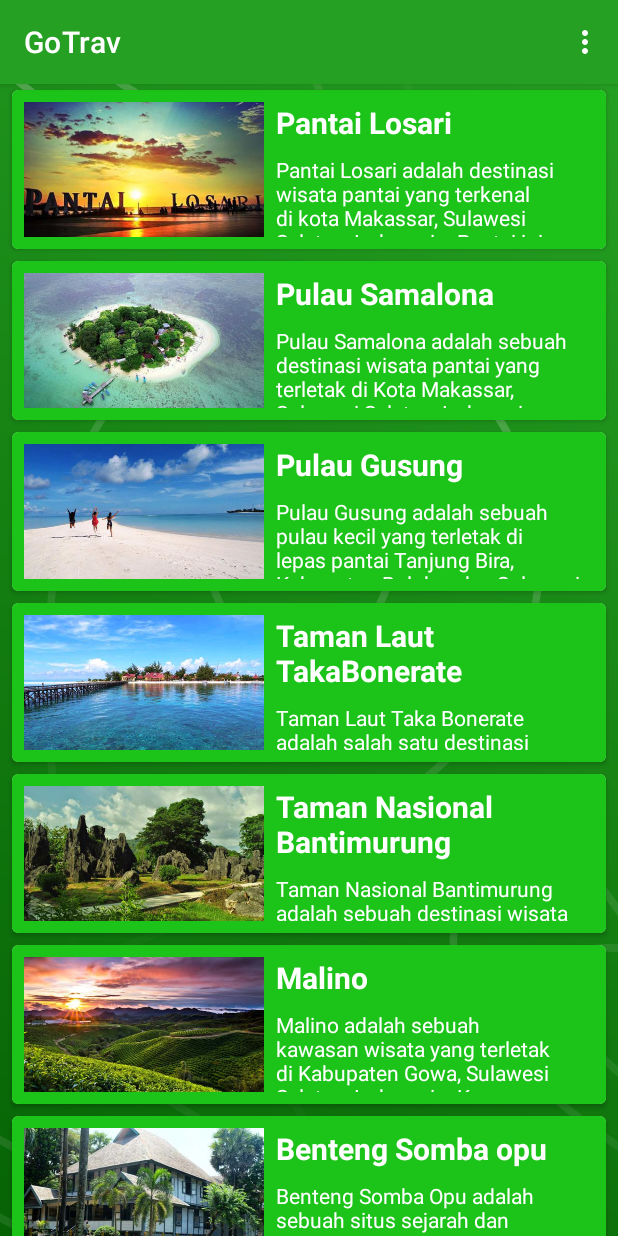
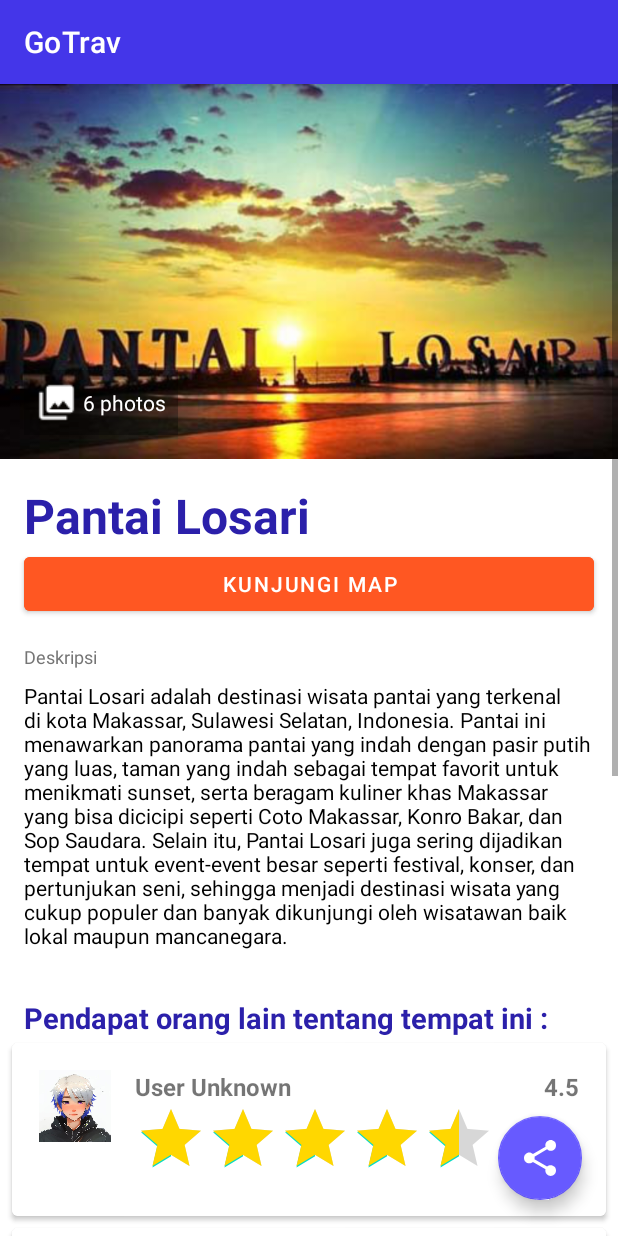
Before and after one commit to heireev/GoTrav, an Android app: the screen it shows after launch (HomeActivity before the commit, DetailActivity after it), after a tap on "Pantai Losari", on a phone screen of 412 x 824 dp. Run offline under Robolectric (Android 15) with nearby library versions, the phone set to English and light mode, and no system bars.

Commit message:
-Terapkan View Binding -Tambah Halaman Detail -Tambah Halaman About Me -Memperbaiki Intent With Object (Parcelize) -dll

```diff
--- /dev/null
+++ b/app/src/main/java/com/reev/gotrav/DetailActivity.kt
@@ -0,0 +1,73 @@
+package com.reev.gotrav
+
+import android.content.Intent
+import android.net.Uri
+import android.os.Build
+import androidx.appcompat.app.AppCompatActivity
+import android.os.Bundle
+import android.view.View
+import android.widget.ImageView
+import com.google.android.material.floatingactionbutton.FloatingActionButton
+import com.reev.gotrav.databinding.ActivityDetailBinding
+
+
+class DetailActivity : AppCompatActivity(), View.OnClickListener {
+
+
+    private lateinit var binding: ActivityDetailBinding
+
+    private var dataWisata: Wisata? = null
+    private var name: String? = null
+    private var desc: String? = null
+    private var address: String? = null
+//    private var photo: ImageView? = null
+
+    @Suppress("DEPRECATION")
+    override fun onCreate(savedInstanceState: Bundle?) {
+        super.onCreate(savedInstanceState)
+        binding = ActivityDetailBinding.inflate(layoutInflater)
+        setContentView(binding.root)
+
+        binding.btnMap.setOnClickListener(this)
+        binding.btnShare.setOnClickListener(this)
+
+        dataWisata = if (Build.VERSION.SDK_INT >= 33) {
+            intent.getParcelableExtra("key_wisata", Wisata::class.java)
+        } else {
+            @Suppress("DEPRECATION")
+            intent.getParcelableExtra("key_wisata")
+        }
+
+        name = dataWisata?.name ?: "Data Unknown"
+        desc = dataWisata?.description ?: "Data Unknown"
+        address = dataWisata?.address ?: "Data Unknown"
+//        photo = dataWisata?.photo ?: "Data Unknown"
+
+        binding.namaWisata.text = name
+        binding.descWisata.text = desc
+//        binding.photoWisata.setImageResource(photo)
+    }
+
+    override fun onClick(v: View) {
+        when(v.id) {
+            R.id.btn_map -> {
+                //buat implisit intent ke GMap
+
+                val intent = Intent(Intent.ACTION_VIEW, Uri.parse(address))
+                startActivity(intent)
+            }
+            R.id.btn_share -> {
+                //Buat implisit intent untuk share link
+                val shareButton = findViewById<FloatingActionButton>(R.id.btn_share)
+                shareButton.setOnClickListener {
+                    val intent = Intent(Intent.ACTION_SEND)
+                    val send = "$name\n\nDeskripsi:\n$desc\n\nLihat Map:\n$address"
+                    intent.type = "text/plain"
+                    intent.putExtra(Intent.EXTRA_SUBJECT, name)
+                    intent.putExtra(Intent.EXTRA_TEXT, send)
+                    startActivity(Intent.createChooser(intent, "Bagikan Cerita"))
+                }
+            }
+        }
+    }
+}
--- a/app/src/main/java/com/reev/gotrav/HomeActivity.kt
+++ b/app/src/main/java/com/reev/gotrav/HomeActivity.kt
@@ -1,8 +1,10 @@
 package com.reev.gotrav
 
+import android.content.Intent
 import androidx.appcompat.app.AppCompatActivity
 import android.os.Bundle
 import android.view.Menu
+import android.view.MenuItem
 import android.widget.Toast
 import androidx.recyclerview.widget.LinearLayoutManager
 import androidx.recyclerview.widget.RecyclerView
@@ -29,13 +31,24 @@ class HomeActivity : AppCompatActivity() {
         return super.onCreateOptionsMenu(menu)
     }
 
+    override fun onOptionsItemSelected(item: MenuItem): Boolean {
+        when (item.itemId) {
+            R.id.about_me -> {
+                val moveIntent = Intent(this@HomeActivity, AboutMeActivity::class.java)
+                startActivity(moveIntent)
+            }
+        }
+        return super.onOptionsItemSelected(item)
+    }
+
     private fun getListWisata(): ArrayList<Wisata> {
         val dataName = resources.getStringArray(R.array.data_name)
         val dataDescription = resources.getStringArray(R.array.data_description)
         val dataPhoto = resources.obtainTypedArray(R.array.data_photo)
+        val address = resources.getStringArray(R.array.link_map)
         val listWisata = ArrayList<Wisata>()
         for (i in dataName.indices) {
-            val wisata = Wisata(dataName[i], dataDescription[i], dataPhoto.getResourceId(i, -1))
+            val wisata = Wisata(dataName[i], dataDescription[i], dataPhoto.getResourceId(i, -1), address[i])
             listWisata.add(wisata)
         }
         return listWisata
@@ -49,13 +62,11 @@ class HomeActivity : AppCompatActivity() {
         listWisataAdapter.setOnItemClickCallback(object : ListWisataAdapter.OnItemClickCallback{
             override fun onItemClicked(data: Wisata) {
                 showSelectedWisata(data)
-                //aksi setelah melakukan klik
-
             }
         })
     }
 
     private fun showSelectedWisata(wisata: Wisata) {
         Toast.makeText(this, "Anda memilih " + wisata.name, Toast.LENGTH_SHORT).show()
-    }
+    }// untuk menampilkan toast data setelah di klik
 }
--- a/app/src/main/java/com/reev/gotrav/ListWisataAdapter.kt
+++ b/app/src/main/java/com/reev/gotrav/ListWisataAdapter.kt
@@ -1,5 +1,6 @@
 package com.reev.gotrav
 
+import android.content.Intent
 import android.view.LayoutInflater
 import android.view.View
 import android.view.ViewGroup
@@ -7,6 +8,7 @@ import android.widget.ImageView
 import android.widget.TextView
 import android.widget.Toast
 import androidx.recyclerview.widget.RecyclerView
+import com.reev.gotrav.databinding.ItemRowWisataBinding
 
 class ListWisataAdapter(private val listWisata: ArrayList<Wisata>) : RecyclerView.Adapter<ListWisataAdapter.ListViewHolder>() {
     private lateinit var onItemClickCallback: OnItemClickCallback
@@ -15,29 +17,31 @@ class ListWisataAdapter(private val listWisata: ArrayList<Wisata>) : RecyclerVie
         this.onItemClickCallback = onItemClickCallback
     }
 
-    override fun onCreateViewHolder(parent: ViewGroup, viewType: Int): ListViewHolder {
-        val view: View = LayoutInflater.from(parent.context).inflate(R.layout.item_row_wisata, parent, false)
-        return ListViewHolder(view)
+    override fun onCreateViewHolder(viewGroup: ViewGroup, i: Int): ListViewHolder {
+        val binding = ItemRowWisataBinding.inflate(LayoutInflater.from(viewGroup.context), viewGroup, false)
+        return ListViewHolder(binding)
     }
 
     override fun onBindViewHolder(holder: ListViewHolder, position: Int) {
         val (name, description, photo) = listWisata[position]
-        holder.imgPhoto.setImageResource(photo)
-        holder.tvName.text = name
-        holder.tvDescription.text = description
+        //buat nampilin data
+        holder.binding.imgItemPhoto.setImageResource(photo)
+        holder.binding.titleTextView.text = name
+        holder.binding.descriptionTextView.text = description
 
         holder.itemView.setOnClickListener {
+            //intent ke DetailActivity
+            val intentDetail = Intent(holder.itemView.context, DetailActivity::class.java)
+            intentDetail.putExtra("key_wisata", listWisata[holder.adapterPosition])
+            holder.itemView.context.startActivity(intentDetail)
+
             onItemClickCallback.onItemClicked(listWisata[holder.adapterPosition])
         }
     }
 
     override fun getItemCount(): Int = listWisata.size
 
-    class ListViewHolder(itemView: View) : RecyclerView.ViewHolder(itemView) {
-        val imgPhoto: ImageView = itemView.findViewById(R.id.img_item_photo)
-        val tvName: TextView = itemView.findViewById(R.id.title_text_view)
-        val tvDescription: TextView = itemView.findViewById(R.id.description_text_view)
-    }
+    class ListViewHolder(var binding: ItemRowWisataBinding) : RecyclerView.ViewHolder(binding.root)
 
     interface OnItemClickCallback {
         fun onItemClicked(data: Wisata)
--- a/app/src/main/java/com/reev/gotrav/Wisata.kt
+++ b/app/src/main/java/com/reev/gotrav/Wisata.kt
@@ -7,5 +7,6 @@ import kotlinx.parcelize.Parcelize
 data class Wisata(
     val name: String,
     val description: String,
-    val photo: Int
+    val photo: Int,
+    val address: String
 ):Parcelable
--- a/app/src/main/res/drawable/ic_home_background.xml
+++ b/app/src/main/res/drawable/ic_home_background.xml
@@ -16,8 +16,8 @@
             android:endX="-0"
             android:endY="1920"
             android:type="linear">
-          <item android:offset="0" android:color="#25A022"/>
-          <item android:offset="1" android:color="#066304"/>
+          <item android:offset="0" android:color="#FF4436E9"/>
+          <item android:offset="1" android:color="#FF2B20AA"/>
         </gradient>
       </aapt:attr>
     </path>
--- a/app/src/main/res/drawable/ic_main_background.xml
+++ b/app/src/main/res/drawable/ic_main_background.xml
@@ -16,8 +16,8 @@
             android:endX="-0"
             android:endY="1920"
             android:type="linear">
-          <item android:offset="0" android:color="#FF71F56E"/>
-          <item android:offset="1" android:color="#FF23AA20"/>
+          <item android:offset="0" android:color="#FF4436E9"/>
+          <item android:offset="1" android:color="#FF2B20AA"/>
         </gradient>
       </aapt:attr>
     </path>
--- /dev/null
+++ b/app/src/main/res/drawable/ic_share.xml
@@ -0,0 +1,9 @@
+<vector xmlns:android="http://schemas.android.com/apk/res/android"
+    android:width="100dp"
+    android:height="112dp"
+    android:viewportWidth="100"
+    android:viewportHeight="112">
+  <path
+      android:pathData="M83.33,111.72C78.7,111.72 74.77,110.09 71.53,106.83C68.29,103.57 66.67,99.62 66.67,94.96C66.67,94.31 66.71,93.63 66.81,92.93C66.9,92.23 67.04,91.61 67.22,91.05L28.06,68.15C26.48,69.54 24.72,70.64 22.78,71.43C20.83,72.23 18.8,72.62 16.67,72.62C12.04,72.62 8.1,70.99 4.86,67.73C1.62,64.47 0,60.51 0,55.86C0,51.2 1.62,47.25 4.86,43.99C8.1,40.73 12.04,39.1 16.67,39.1C18.8,39.1 20.83,39.5 22.78,40.29C24.72,41.08 26.48,42.18 28.06,43.57L67.22,20.67C67.04,20.11 66.9,19.48 66.81,18.79C66.71,18.09 66.67,17.41 66.67,16.76C66.67,12.1 68.29,8.15 71.53,4.89C74.77,1.63 78.7,0 83.33,0C87.96,0 91.9,1.63 95.14,4.89C98.38,8.15 100,12.1 100,16.76C100,21.41 98.38,25.37 95.14,28.63C91.9,31.89 87.96,33.52 83.33,33.52C81.2,33.52 79.17,33.12 77.22,32.33C75.28,31.54 73.52,30.45 71.94,29.05L32.78,51.95C32.96,52.51 33.1,53.14 33.19,53.84C33.29,54.54 33.33,55.21 33.33,55.86C33.33,56.51 33.29,57.19 33.19,57.89C33.1,58.59 32.96,59.21 32.78,59.77L71.94,82.67C73.52,81.28 75.28,80.18 77.22,79.39C79.17,78.6 81.2,78.21 83.33,78.2C87.96,78.2 91.9,79.83 95.14,83.09C98.38,86.35 100,90.31 100,94.96C100,99.62 98.38,103.57 95.14,106.83C91.9,110.09 87.96,111.72 83.33,111.72Z"
+      android:fillColor="#ffffff"/>
+</vector>
--- /dev/null
+++ b/app/src/main/res/layout/activity_detail.xml
@@ -0,0 +1,110 @@
+<?xml version="1.0" encoding="utf-8"?>
+
+<androidx.constraintlayout.widget.ConstraintLayout xmlns:android="http://schemas.android.com/apk/res/android"
+    xmlns:app="http://schemas.android.com/apk/res-auto"
+    xmlns:tools="http://schemas.android.com/tools"
+    android:layout_width="match_parent"
+    android:layout_height="match_parent"
+    tools:context=".DetailActivity">
+
+    <com.google.android.material.floatingactionbutton.FloatingActionButton
+        android:id="@+id/btn_share"
+        android:layout_width="wrap_content"
+        android:layout_height="wrap_content"
+        android:layout_marginEnd="24dp"
+        android:layout_marginBottom="24dp"
+        android:clickable="true"
+        android:focusable="true"
+        app:backgroundTint="@color/blue_200"
+        app:layout_constraintBottom_toBottomOf="parent"
+        app:layout_constraintEnd_toEndOf="parent"
+        app:srcCompat="@drawable/ic_share"
+        app:tint="@color/white" />
+
+    <ScrollView
+        android:layout_width="match_parent"
+        android:layout_height="match_parent">
+        <LinearLayout
+            android:layout_width="match_parent"
+            android:layout_height="wrap_content"
+            android:orientation="vertical"
+            android:paddingBottom="150dp">
+
+            <FrameLayout
+                android:layout_width="match_parent"
+                android:layout_height="wrap_content">
+
+                <ImageView
+                    android:id="@+id/photo_wisata"
+                    android:layout_width="match_parent"
+                    android:layout_height="wrap_content"
+                    android:adjustViewBounds="true"
+                    android:scaleType="fitXY"
+                    android:src="@drawable/pantai_losari"/>
+
+                <TextView
+                    style="@style/TextContent.Small.White"
+                    android:padding="8dp"
+                    android:text="@string/dummy_photos"
+                    android:gravity="center_vertical"
+                    android:drawableStart="@drawable/ic_collections_white_18dp"
+                    android:drawablePadding="4dp"
+                    android:textAppearance="@style/TextAppearance.AppCompat.Small"
+                    android:background="#4D000000"
+                    android:layout_marginStart="16dp"
+                    android:layout_marginBottom="16dp"
+                    android:layout_gravity="bottom" />
+            </FrameLayout>
+
+            <TextView
+                android:id="@+id/nama_wisata"
+                style="@style/TextContent"
+                android:textSize="32sp"
+                android:text="@string/wisata_name"
+                android:layout_marginTop="16dp"
+                android:textStyle="bold"
+                android:textColor="@color/blue_700"/>
+
+            <Button
+                android:id="@+id/btn_map"
+                style="@style/ButtonGeneral"
+                android:text="@string/kunjungi"
+                android:layout_width="match_parent"/>
+
+            <TextView
+                style="@style/TextContent.Subtitle"
+                android:text="@string/description"
+                android:layout_marginBottom="8dp"/>
+
+            <TextView
+                android:id="@+id/desc_wisata"
+                style="@style/TextContent"
+                android:layout_marginBottom="16dp"
+                android:lineSpacingMultiplier="1"
+                android:text="@string/lorem"
+                android:textColor="@android:color/black" />
+
+            <TextView
+                style="@style/TextContent"
+                android:layout_marginTop="16dp"
+                android:text="@string/pendapat"
+                android:textColor="@color/blue_700"
+                android:textSize="19sp"
+                android:textStyle="bold" />
+
+            <include
+                layout="@layout/item_row_rating"/>
+            <include
+                layout="@layout/item_row_rating"/>
+            <include
+                layout="@layout/item_row_rating"/>
+            <include
+                layout="@layout/item_row_rating"/>
+
+        </LinearLayout>
+    </ScrollView>
+
+
+
+
+</androidx.constraintlayout.widget.ConstraintLayout>
--- /dev/null
+++ b/app/src/main/res/layout/item_row_rating.xml
@@ -0,0 +1,74 @@
+<?xml version="1.0" encoding="utf-8"?>
+<androidx.cardview.widget.CardView
+    xmlns:card_view="http://schemas.android.com/apk/res-auto"
+    xmlns:android="http://schemas.android.com/apk/res/android"
+    xmlns:app="http://schemas.android.com/apk/res-auto"
+    android:id="@+id/card_view"
+    android:layout_width="match_parent"
+    android:layout_height="wrap_content"
+    android:layout_gravity="center"
+    android:layout_marginStart="8dp"
+    android:layout_marginTop="4dp"
+    android:layout_marginEnd="8dp"
+    android:layout_marginBottom="4dp"
+    card_view:cardCornerRadius="4dp"
+    android:outlineAmbientShadowColor="@color/black">
+
+    <androidx.constraintlayout.widget.ConstraintLayout
+        android:layout_width="match_parent"
+        android:layout_height="wrap_content"
+        android:background="@color/white"
+        android:padding="8dp">
+
+        <LinearLayout
+            android:layout_width="match_parent"
+            android:layout_height="wrap_content"
+            android:orientation="horizontal"
+            android:padding="10dp">
+
+            <ImageView
+                android:id="@+id/userAvatar"
+                android:layout_width="48dp"
+                android:layout_height="48dp"
+                android:src="@drawable/profile" />
+
+            <LinearLayout
+                android:layout_width="0dp"
+                android:layout_height="wrap_content"
+                android:layout_marginStart="16dp"
+                android:layout_weight="1"
+                android:orientation="vertical">
+
+                <TextView
+                    android:id="@+id/userName"
+                    android:layout_width="wrap_content"
+                    android:layout_height="wrap_content"
+                    android:text="@string/user"
+                    android:textSize="16sp"
+                    android:textStyle="bold" />
+
+                <RatingBar
+                    android:id="@+id/userRating"
+                    android:layout_width="wrap_content"
+                    android:layout_height="wrap_content"
+                    android:progressTint="@color/gold"
+                    android:numStars="5"
+                    android:rating="4.5"
+                    android:stepSize="0.5" />
+
+            </LinearLayout>
+
+            <TextView
+                android:id="@+id/ratingValue"
+                android:layout_width="wrap_content"
+                android:layout_height="wrap_content"
+                android:text="4.5"
+                android:textSize="16sp"
+                android:textStyle="bold" />
+
+        </LinearLayout>
+
+
+    </androidx.constraintlayout.widget.ConstraintLayout>
+
+</androidx.cardview.widget.CardView>
--- a/app/src/main/res/layout/item_row_wisata.xml
+++ b/app/src/main/res/layout/item_row_wisata.xml
@@ -16,7 +16,7 @@
     <androidx.constraintlayout.widget.ConstraintLayout
         android:layout_width="match_parent"
         android:layout_height="wrap_content"
-        android:background="#1CC318"
+        android:background="#675AFF"
         android:padding="8dp">
 
         <ImageView
--- a/app/src/main/res/values-night/themes.xml
+++ b/app/src/main/res/values-night/themes.xml
@@ -2,8 +2,8 @@
     <!-- Base application theme. -->
     <style name="Theme.GoTrav" parent="Theme.MaterialComponents.DayNight.DarkActionBar">
         <!-- Primary brand color. -->
-        <item name="colorPrimary">@color/green_200</item>
-        <item name="colorPrimaryVariant">@color/green_700</item>
+        <item name="colorPrimary">@color/blue_200</item>
+        <item name="colorPrimaryVariant">@color/blue_700</item>
         <item name="colorOnPrimary">@color/black</item>
         <!-- Secondary brand color. -->
         <item name="colorSecondary">@color/teal_200</item>
--- a/app/src/main/res/values/colors.xml
+++ b/app/src/main/res/values/colors.xml
@@ -1,10 +1,15 @@
 <?xml version="1.0" encoding="utf-8"?>
 <resources>
-    <color name="green_200">#23AA20</color>
-    <color name="green_500">#25A022</color>
-    <color name="green_700">#066304</color>
+    <color name="blue_200">#675AFF</color>
+    <color name="blue_500">#4436E9</color>
+    <color name="blue_700">#2B20AA</color>
     <color name="teal_200">#FF03DAC5</color>
     <color name="teal_700">#FF018786</color>
+    <color name="orange">#FF5722</color>
+    <color name="orange_light">#FFAB91</color>
+    <color name="orange_dark">#E64A19</color>
     <color name="black">#FF000000</color>
     <color name="white">#FFFFFFFF</color>
+    <color name="colorSubtitle">#757575</color>
+    <color name="gold">#FFD700</color>
 </resources>
--- a/app/src/main/res/values/strings.xml
+++ b/app/src/main/res/values/strings.xml
@@ -3,7 +3,22 @@
 
     <string name="wisata_name">Nama Wisata</string>
     <string name="description">Deskripsi</string>
+    <string name="location">Lokasi Wisata</string>
     <string name="about_me">About Me</string>
+
+    <string name="hello">Aloo y\'all</string>
+    <string name="my_name">My name is Reev</string>
+    <string name="my_desc">as Bangkit Cohort 2023 - Mobile Developement</string>
+    <string name="reach_me_on">Reach me on</string>
+
+    <string name="insta">Instagram</string>
+    <string name="github">Github</string>
+
+    <string name="dummy_photos">6 photos</string>
+    <string name="kunjungi">Kunjungi Map</string>
+    <string name="user">User Unknown</string>
+    <string name="pendapat">Pendapat orang lain tentang tempat ini :</string>
+    <string name="share">share</string>
 
     <string-array name="data_name">
         <item>Pantai Losari</item>
@@ -76,4 +91,6 @@
         <item>https://goo.gl/maps/34nTBPZjbRxjy7oT8</item>
         <item>https://goo.gl/maps/aUL2toPdHLVYMXFx7</item>
     </string-array>
+
+    <string name="lorem">Lorem ipsum dolor sit amet, consectetur adipiscing elit. Sed id diam id nulla congue hendrerit. Vestibulum ante ipsum primis in faucibus orci luctus et ultrices posuere cubilia curae; Pellentesque in massa in turpis porttitor dictum. Nam quis magna nulla. Sed bibendum sapien quis augue consectetur, eu pulvinar odio tristique. Nulla facilisi. Nullam finibus vestibulum est, vitae commodo elit rhoncus id. Quisque non tellus erat. Quisque commodo, tellus sit amet eleifend eleifend, nunc augue laoreet dolor, nec dignissim justo turpis id sem. Vivamus vel nibh nisi. In et ex lorem. Vivamus sagittis lectus vitae mi faucibus, eu tristique ex pulvinar. Vivamus suscipit eu urna nec faucibus. Sed quis metus eget sapien fringilla fringilla eget nec urna. Ut euismod sagittis diam, ac vulputate leo sagittis vel.</string>
 </resources>
--- a/app/src/main/res/values/themes.xml
+++ b/app/src/main/res/values/themes.xml
@@ -2,8 +2,8 @@
     <!-- Base application theme. -->
     <style name="Theme.GoTrav" parent="Theme.MaterialComponents.DayNight.DarkActionBar">
         <!-- Primary brand color. -->
-        <item name="colorPrimary">@color/green_500</item>
-        <item name="colorPrimaryVariant">@color/green_700</item>
+        <item name="colorPrimary">@color/blue_500</item>
+        <item name="colorPrimaryVariant">@color/blue_700</item>
         <item name="colorOnPrimary">@color/white</item>
         <!-- Secondary brand color. -->
         <item name="colorSecondary">@color/teal_200</item>
@@ -13,4 +13,44 @@
         <item name="android:statusBarColor">?attr/colorPrimaryVariant</item>
         <!-- Customize your theme here. -->
     </style>
+
+    <style name="TextContent">
+        <item name="android:layout_width">wrap_content</item>
+        <item name="android:layout_height">wrap_content</item>
+        <item name="android:layout_marginLeft">16dp</item>
+        <item name="android:layout_marginRight">16dp</item>
+    </style>
+    <style name="TextContent.Small">
+        <item name="android:textAppearance">@style/TextAppearance.MaterialComponents.Subtitle1</item>
+    </style>
+    <style name="TextContent.Small.White">
+        <item name="android:textColor">@android:color/white</item>
+    </style>
+    <style name="TextContent.Subtitle">
+        <item name="android:textColor">@color/colorSubtitle</item>
+        <item name="android:textSize">12sp</item>
+    </style>
+    <style name="TextSpec">
+        <item name="android:textSize">14sp</item>
+    </style>
+    <style name="TextSpec.Field">
+        <item name="android:layout_width">wrap_content</item>
+        <item name="android:layout_height">wrap_content</item>
+        <item name="android:layout_marginRight">16dp</item>
+        <item name="android:textColor">@color/colorSubtitle</item>
+    </style>
+    <style name="TextSpec.Value">
+        <item name="android:layout_width">match_parent</item>
+        <item name="android:layout_height">wrap_content</item>
+        <item name="android:layout_weight">1</item>
+    </style>
+
+    <style name="ButtonGeneral">
+        <item name="android:backgroundTint">@color/orange</item>
+        <item name="android:layout_width">match_parent</item>
+        <item name="android:layout_height">wrap_content</item>
+        <item name="android:layout_marginRight">16dp</item>
+        <item name="android:layout_marginLeft">16dp</item>
+        <item name="android:layout_marginBottom">16dp</item>
+    </style>
 </resources>
```
Also changed, not shown: app/src/main/AndroidManifest.xml (+7 -1 lines), app/src/main/java/com/reev/gotrav/AboutMeActivity.kt (added, +13 -0 lines), app/src/main/res/drawable/circle_border.xml (added, +7 -0 lines), app/src/main/res/layout/activity_about_me.xml (added, +107 -0 lines), app/src/main/res/drawable/ic_collections_white_18dp.png (added), app/src/main/res/drawable/profile.jpg (added).
